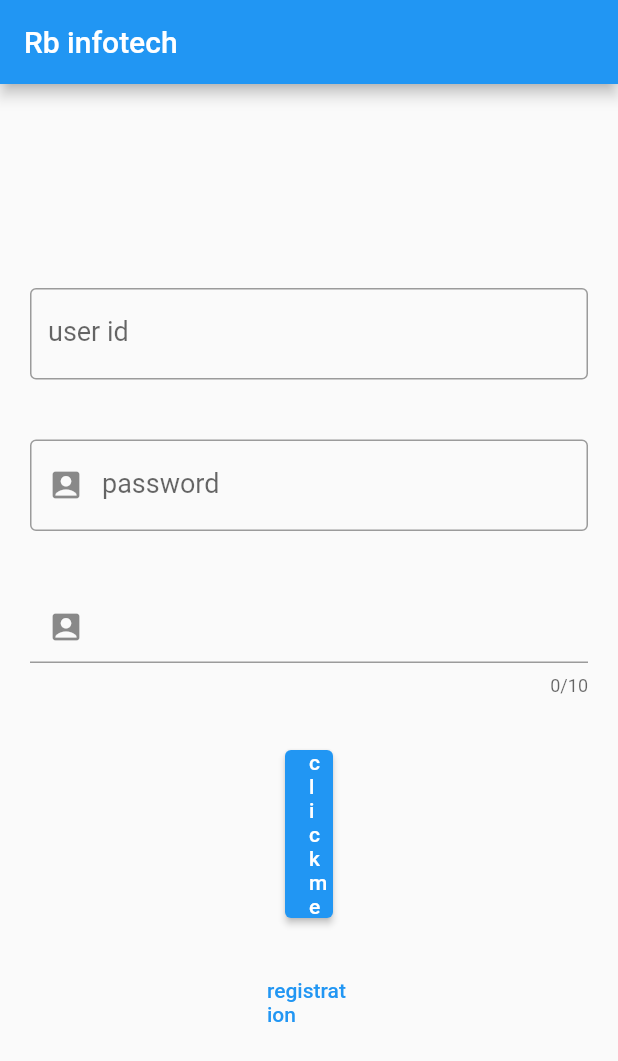
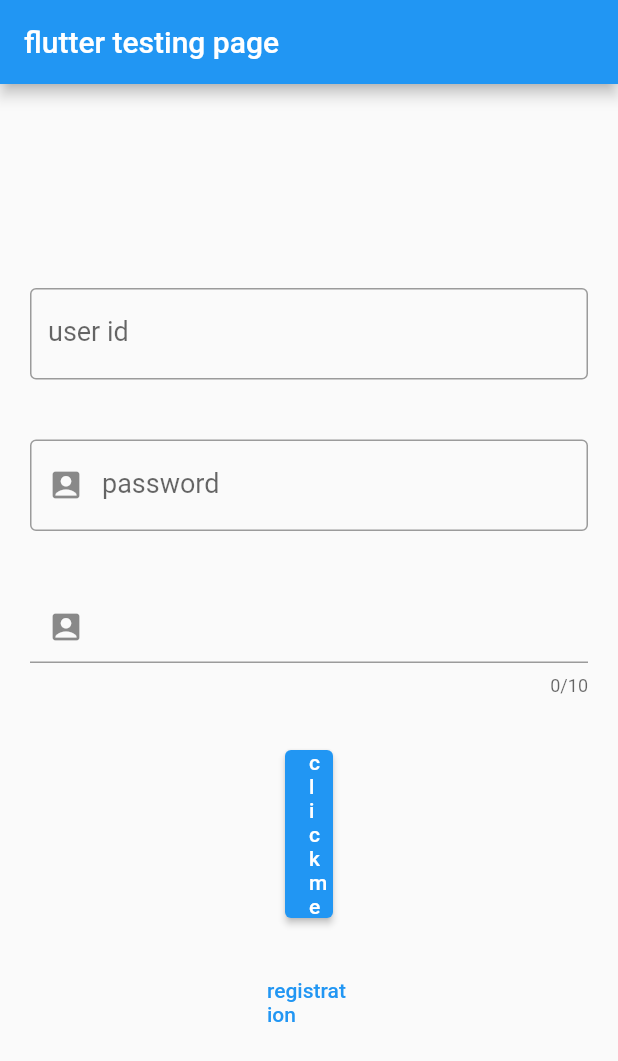
Before and after one commit to dnmm/flutter_training, a Flutter app: the Myhomepage screen opened directly, on a phone screen of 412 x 824 dp. Shown: the top 1061 px of the screen. Run offline on Flutter 3.47's test engine with Material 2 defaults, Android fonts, the light colour scheme and no system bars.

Commit message:
24/1/2022

```diff
--- a/lib/Rb/textfield with button/text_field2.dart
+++ b/lib/Rb/textfield with button/text_field2.dart
@@ -7,7 +7,7 @@ class Textfildwithbutton extends StatelessWidget {
   @override
   Widget build(BuildContext context) {
     return MaterialApp(
-      title: "rb infotech",
+      title: "flutter testing page",
       theme: ThemeData(
         primarySwatch: Colors.red,
       ),
@@ -29,7 +29,7 @@ class _MyhomepageState extends State<Myhomepage> {
     return Scaffold(
       appBar: AppBar(
         title: const Text(
-          "Rb infotech ",
+          "flutter testing page ",
           style: TextStyle(
             fontSize: 20.0,
           ),
```
